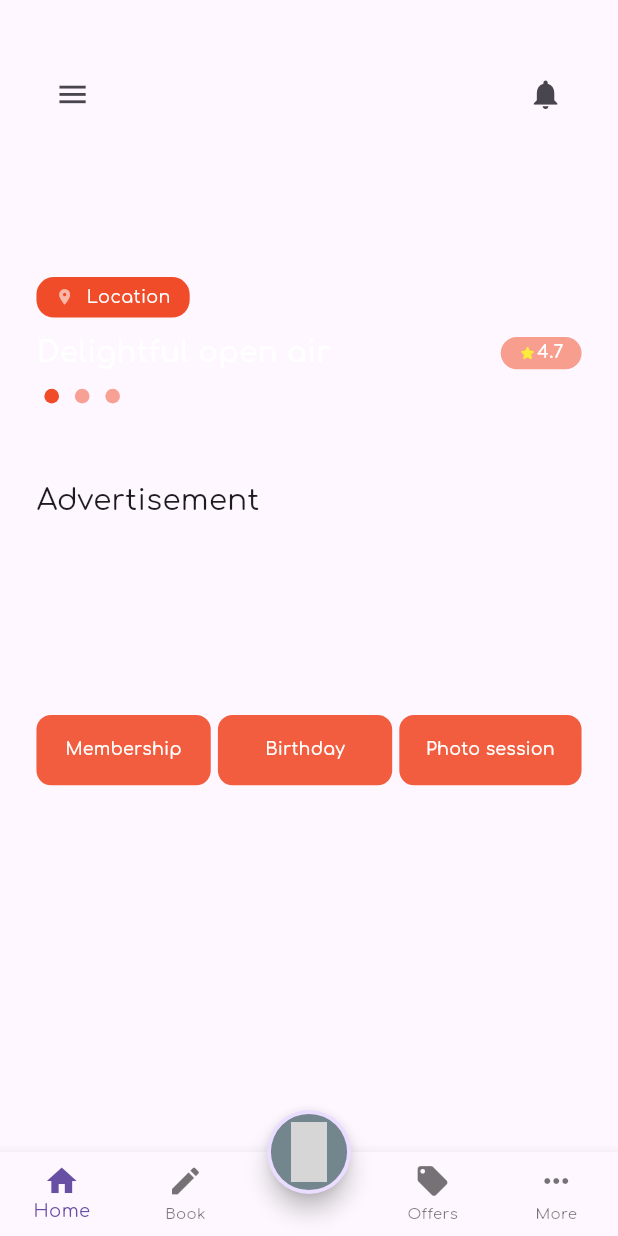
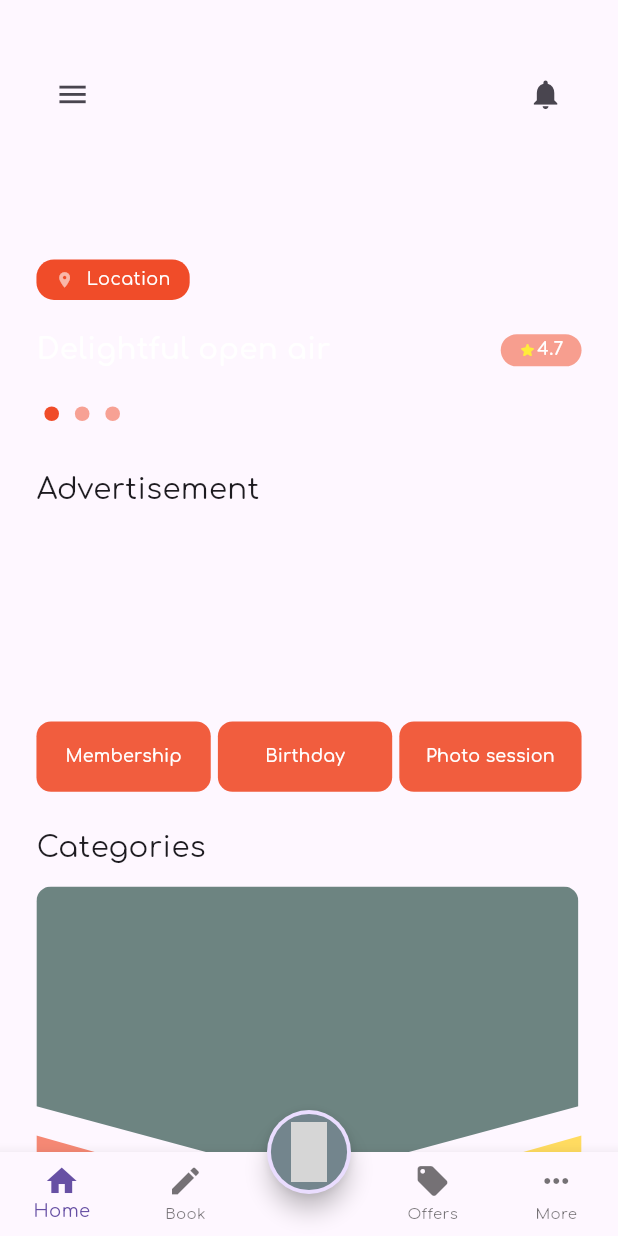
Before and after one commit to AhmedYasserww/shaghaf_app, a Flutter app: the HomeView screen opened by its route, on a phone screen of 412 x 824 dp. Run offline on Flutter 3.47's test engine with Material 3 defaults, Android fonts, the light colour scheme and no system bars; drawn by our look-alikes of carousel_slider; our stand-ins replace flutter_otp_text_field, flutter_screenutil, flutter_svg, go_router, google_fonts; grey boxes are pictures that could not be loaded.

Commit message:
add ClipPathes

```diff
--- a/lib/features/home/presentation/views/widgets/home_view_widgets/home_view_body.dart
+++ b/lib/features/home/presentation/views/widgets/home_view_widgets/home_view_body.dart
@@ -1,8 +1,9 @@
 import 'package:flutter/material.dart';
 import 'package:shagaf/core/widgets/custom_carousel.dart';
+import 'package:shagaf/features/home/presentation/views/widgets/home_view_widgets/home_view_details.dart';
 
 import '../../../../data/models/image_model.dart';
-import 'home_view_details.dart';
+import 'home_view_carousel_details.dart';
 
 class HomeViewBody extends StatefulWidget {
   const HomeViewBody({Key? key}) : super(key: key);
@@ -14,7 +15,10 @@ class _HomeViewBodyState extends State<HomeViewBody> {
   int _currentIndex = 0;
   @override
   Widget build(BuildContext context) {
-    return Stack(
+    return SingleChildScrollView(
+      child: Column(
+        children: [
+          Stack(
             children: [
               CustomCarousel(
                 onIndexChanged: (index) {
@@ -23,11 +27,15 @@ class _HomeViewBodyState extends State<HomeViewBody> {
                   });
                 }, height: 300,
               ),
-        HomeViewDetails(
+              HomeViewCarouselDetails(
                 currentIndex: _currentIndex,
                 length: images.length,
               ),
             ],
+          ),
+          HomeViewDetails()
+        ],
+      ),
     );
   }
 }
--- /dev/null
+++ b/lib/features/home/presentation/views/widgets/home_view_widgets/home_view_carousel_details.dart
@@ -0,0 +1,48 @@
+import 'package:flutter/material.dart';
+import 'package:flutter_screenutil/flutter_screenutil.dart';
+import 'package:shagaf/core/utils/styles.dart';
+import 'package:shagaf/core/widgets/custom_indicator.dart';
+import 'home_view_advertisments_list.dart';
+import 'home_view_app_bar.dart';
+import 'home_view_location_and_name.dart';
+import 'home_view_row_buttons.dart';
+
+class HomeViewCarouselDetails extends StatelessWidget {
+  const HomeViewCarouselDetails({
+    super.key,
+    required this.currentIndex,
+    required this.length,
+  });
+
+  final int currentIndex;
+  final int length;
+
+  @override
+  Widget build(BuildContext context) {
+    return Padding(
+      padding: EdgeInsets.symmetric(horizontal: 23.w),
+      child: Column(
+        crossAxisAlignment: CrossAxisAlignment.start,
+        mainAxisAlignment: MainAxisAlignment.start,
+        children: [
+          HomeViewAppBar(),
+          SizedBox(
+            height: 88.h,
+          ), // Adjust the height here
+          const HomeViewLocationAndName(),
+          SizedBox(height: 24.h),
+          Align(
+            alignment: Alignment.bottomLeft,
+            child: CustomIndicator(
+              currentIndex: currentIndex,
+              length: length,
+              mainAxisAlignment: MainAxisAlignment.start,
+              height: 10,
+              width: 10,
+            ),
+          ),
+        ],
+      ),
+    );
+  }
+}
--- /dev/null
+++ b/lib/features/home/presentation/views/widgets/home_view_widgets/home_view_clip_pathes.dart
@@ -0,0 +1,108 @@
+import 'package:flutter/material.dart';
+import 'package:flutter_screenutil/flutter_screenutil.dart';
+import 'package:shagaf/constants.dart';
+class HomeViewClipPathes extends StatelessWidget {
+  const HomeViewClipPathes({super.key});
+
+  @override
+  Widget build(BuildContext context) {
+    return Stack(
+      children: [
+        ClipPath(
+          clipper: ContainerClipper1(),
+          child: Container(
+            width: 342.w,
+            height: 200.h,
+            decoration: BoxDecoration(
+                color: Color(0xff20473E).withOpacity(.65), borderRadius: BorderRadius.circular(10.r)),
+          ),
+        ),
+        Column(
+          children: [
+            SizedBox(height: 150.h,),
+            Row(
+              children: [
+                ClipPath(
+                  clipper: ContainerClipper2(),
+                  child: Container(
+                    width: 163.w,
+                    height: 200.h,
+                    decoration: BoxDecoration(
+                        color: kMostColorPicked.withOpacity(.65),
+                        borderRadius: BorderRadius.circular(20.r)),
+                  ),
+                ),
+                const Spacer(),
+                ClipPath(
+                  clipper: ContainerClipper3(),
+                  child: Container(
+                    width: 163.w,
+                    height: 200.h,
+                    decoration: BoxDecoration(
+                        color: Color(0xffFFCC0A).withOpacity(.65),
+                        borderRadius: BorderRadius.circular(20.r)),
+                  ),
+                ),
+              ],
+            ),
+          ],
+        ),
+      ],
+    );
+  }
+}
+class ContainerClipper1 extends CustomClipper<Path> {
+  var path = Path();
+
+  @override
+  getClip(Size size) {
+    path.lineTo(0, size.height * .75);
+    path.lineTo(size.width * .5, size.height);
+    path.lineTo(size.width, size.height * .75);
+    path.lineTo(size.width, 0);
+    return path;
+  }
+
+  @override
+  bool shouldReclip(CustomClipper oldClipper) {
+    return true;
+  }
+}
+
+class ContainerClipper2 extends CustomClipper<Path> {
+  var path = Path();
+
+  @override
+  getClip(Size size) {
+    path.moveTo(0, size.height * .1);
+    path.lineTo(0, size.height);
+    path.lineTo(size.width, size.height);
+    path.lineTo(size.width, size.height * .35);
+    path.lineTo(0, size.height * .1);
+    return path;
+  }
+
+  @override
+  bool shouldReclip(CustomClipper oldClipper) {
+    return true;
+  }
+}
+
+class ContainerClipper3 extends CustomClipper<Path> {
+  var path = Path();
+
+  @override
+  getClip(Size size) {
+    path.moveTo(0, size.height * .35);
+    path.lineTo(0, size.height);
+    path.lineTo(size.width, size.height);
+    path.lineTo(size.width, size.height * .1);
+    path.lineTo(0, size.height * .35);
+    return path;
+  }
+
+  @override
+  bool shouldReclip(CustomClipper oldClipper) {
+    return true;
+  }
+}
--- a/lib/features/home/presentation/views/widgets/home_view_widgets/home_view_details.dart
+++ b/lib/features/home/presentation/views/widgets/home_view_widgets/home_view_details.dart
@@ -1,21 +1,13 @@
 import 'package:flutter/material.dart';
 import 'package:flutter_screenutil/flutter_screenutil.dart';
-import 'package:shagaf/core/utils/styles.dart';
-import 'package:shagaf/core/widgets/custom_indicator.dart';
+import 'package:shagaf/features/home/presentation/views/widgets/home_view_widgets/home_view_clip_pathes.dart';
+
+import '../../../../../../core/utils/styles.dart';
 import 'home_view_advertisments_list.dart';
-import 'home_view_app_bar.dart';
-import 'home_view_location_and_name.dart';
 import 'home_view_row_buttons.dart';
 
 class HomeViewDetails extends StatelessWidget {
-  const HomeViewDetails({
-    Key? key,
-    required this.currentIndex,
-    required this.length,
-  }) : super(key: key);
-
-  final int currentIndex;
-  final int length;
+  const HomeViewDetails({super.key});
 
   @override
   Widget build(BuildContext context) {
@@ -25,36 +17,35 @@ class HomeViewDetails extends StatelessWidget {
         crossAxisAlignment: CrossAxisAlignment.start,
         mainAxisAlignment: MainAxisAlignment.start,
         children: [
-          HomeViewAppBar(),
           SizedBox(
-            height: 100.h,
-          ), // Adjust the height here
-          const HomeViewLocationAndName(),
-          SizedBox(height: 10.h),
-          Align(
-            alignment: Alignment.bottomLeft,
-            child: CustomIndicator(
-              currentIndex: currentIndex,
-              length: length,
-              mainAxisAlignment: MainAxisAlignment.start,
-              height: 10,
-              width: 10,
-            ),
+            height: 20.h,
           ),
-          SizedBox(
-            height: 52.h,
-          ),
-
           Text(
             "Advertisement",
             style: Styles.textStyle20.copyWith(fontWeight: FontWeight.w400),
+          ),
+          SizedBox(
+            height: 12.h,
           ),
           const HomeViewAdvertismentsList(),
           SizedBox(
             height: 24.h,
           ),
           const HomeViewRowButtons(),
-
+          SizedBox(
+            height: 24.h,
+          ),
+          Text(
+            "Categories",
+            style: Styles.textStyle20.copyWith(fontWeight: FontWeight.w400),
+          ),
+          SizedBox(
+            height: 12.h,
+          ),
+          HomeViewClipPathes(),
+          SizedBox(
+            height: 30.h,
+          ),
         ],
       ),
     );
--- a/lib/features/home/presentation/views/widgets/home_view_widgets/home_view_location_and_name.dart
+++ b/lib/features/home/presentation/views/widgets/home_view_widgets/home_view_location_and_name.dart
@@ -12,7 +12,7 @@ class HomeViewLocationAndName extends StatelessWidget {
       crossAxisAlignment: CrossAxisAlignment.start,
       children: [
          LocationContainer(text: "Location"),
-        SizedBox(height: 10.h), // Adjust the height here
+        SizedBox(height: 20.h), // Adjust the height here
         Row(
           children: [
             Text(
```
Lines whose indentation alone changed are shown as unchanged.
